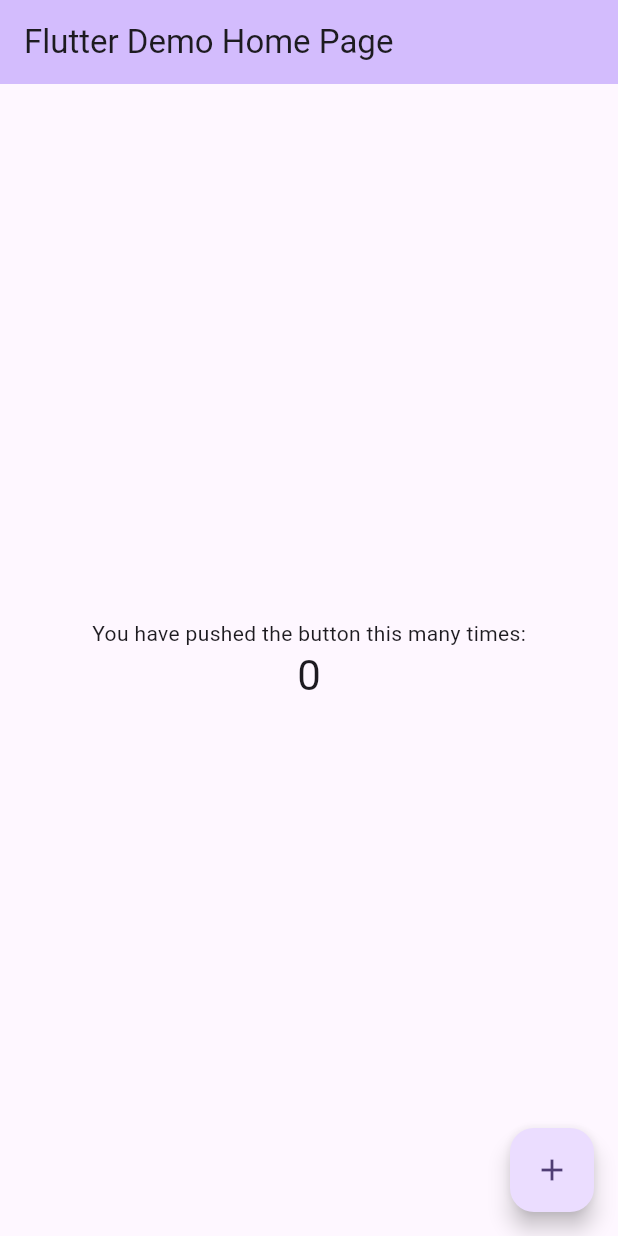
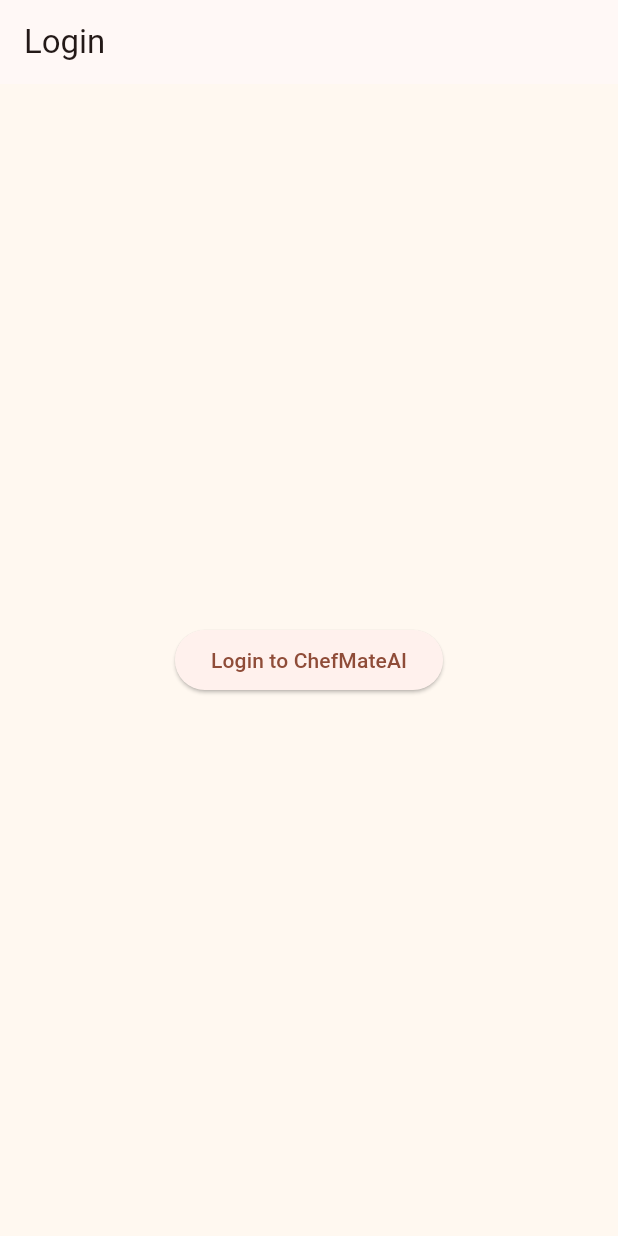
Before and after one commit to Tarunguduri/chefmateai-mobile, a Flutter app: the screen it shows after launch, on a phone screen of 412 x 824 dp. Run offline on Flutter 3.47's test engine with Material 3 defaults, Android fonts, the light colour scheme and no system bars.

Commit message:
added screen

```diff
--- a/lib/components/chefmate_button.dart
+++ b/lib/components/chefmate_button.dart
@@ -3,7 +3,7 @@
   final String label;
   final VoidCallback onPressed;
 
-  const ChefMateButton({required this.label, required this.onPressed});
+  const ChefMateButton({super.key, required this.label, required this.onPressed});
 
   @override
   Widget build(BuildContext context) {
--- a/lib/components/chefmate_input.dart
+++ b/lib/components/chefmate_input.dart
@@ -4,7 +4,7 @@
   final TextEditingController controller;
   final bool obscure;
 
-  const ChefMateInput({
+  const ChefMateInput({super.key,
     required this.hint,
     required this.controller,
     this.obscure = false,
--- a/lib/components/recipe_card.dart
+++ b/lib/components/recipe_card.dart
@@ -4,7 +4,7 @@
   final String title;
   final String calories;
 
-  const RecipeCard({required this.imageUrl, required this.title, required this.calories});
+  const RecipeCard({super.key, required this.imageUrl, required this.title, required this.calories});
 
   @override
   Widget build(BuildContext context) {
--- a/lib/main.dart
+++ b/lib/main.dart
@@ -1,122 +1,31 @@
 import 'package:flutter/material.dart';
+import 'screens/splash_screen.dart';
+import 'screens/login_screen.dart';
+import 'screens/dashboard_screen.dart';
 
 void main() {
-  runApp(const MyApp());
+  runApp(const ChefMateApp());
 }
 
-class MyApp extends StatelessWidget {
-  const MyApp({super.key});
+class ChefMateApp extends StatelessWidget {
+  const ChefMateApp({super.key});
 
-  // This widget is the root of your application.
   @override
   Widget build(BuildContext context) {
     return MaterialApp(
-      title: 'Flutter Demo',
+      title: 'ChefMateAI',
       theme: ThemeData(
-        // This is the theme of your application.
-        //
-        // TRY THIS: Try running your application with "flutter run". You'll see
-        // the application has a purple toolbar. Then, without quitting the app,
-        // try changing the seedColor in the colorScheme below to Colors.green
-        // and then invoke "hot reload" (save your changes or press the "hot
-        // reload" button in a Flutter-supported IDE, or press "r" if you used
-        // the command line to start the app).
-        //
-        // Notice that the counter didn't reset back to zero; the application
-        // state is not lost during the reload. To reset the state, use hot
-        // restart instead.
-        //
-        // This works for code too, not just values: Most code changes can be
-        // tested with just a hot reload.
-        colorScheme: ColorScheme.fromSeed(seedColor: Colors.deepPurple),
+        colorScheme: ColorScheme.fromSeed(seedColor: Colors.deepOrange),
+        scaffoldBackgroundColor: const Color(0xFFFFF8F0),
+        useMaterial3: true,
       ),
-      home: const MyHomePage(title: 'Flutter Demo Home Page'),
+      debugShowCheckedModeBanner: false,
+      initialRoute: '/',
+      routes: {
+        '/': (context) => const SplashScreen(),
+        '/login': (context) => const LoginScreen(),
+        '/dashboard': (context) => const DashboardScreen(),
+      },
     );
   }
 }
-
-class MyHomePage extends StatefulWidget {
-  const MyHomePage({super.key, required this.title});
-
-  // This widget is the home page of your application. It is stateful, meaning
-  // that it has a State object (defined below) that contains fields that affect
-  // how it looks.
-
-  // This class is the configuration for the state. It holds the values (in this
-  // case the title) provided by the parent (in this case the App widget) and
-  // used by the build method of the State. Fields in a Widget subclass are
-  // always marked "final".
-
-  final String title;
-
-  @override
-  State<MyHomePage> createState() => _MyHomePageState();
-}
-
-class _MyHomePageState extends State<MyHomePage> {
-  int _counter = 0;
-
-  void _incrementCounter() {
-    setState(() {
-      // This call to setState tells the Flutter framework that something has
-      // changed in this State, which causes it to rerun the build method below
-      // so that the display can reflect the updated values. If we changed
-      // _counter without calling setState(), then the build method would not be
-      // called again, and so nothing would appear to happen.
-      _counter++;
-    });
-  }
-
-  @override
-  Widget build(BuildContext context) {
-    // This method is rerun every time setState is called, for instance as done
-    // by the _incrementCounter method above.
-    //
-    // The Flutter framework has been optimized to make rerunning build methods
-    // fast, so that you can just rebuild anything that needs updating rather
-    // than having to individually change instances of widgets.
-    return Scaffold(
-      appBar: AppBar(
-        // TRY THIS: Try changing the color here to a specific color (to
-        // Colors.amber, perhaps?) and trigger a hot reload to see the AppBar
-        // change color while the other colors stay the same.
-        backgroundColor: Theme.of(context).colorScheme.inversePrimary,
-        // Here we take the value from the MyHomePage object that was created by
-        // the App.build method, and use it to set our appbar title.
-        title: Text(widget.title),
-      ),
-      body: Center(
-        // Center is a layout widget. It takes a single child and positions it
-        // in the middle of the parent.
-        child: Column(
-          // Column is also a layout widget. It takes a list of children and
-          // arranges them vertically. By default, it sizes itself to fit its
-          // children horizontally, and tries to be as tall as its parent.
-          //
-          // Column has various properties to control how it sizes itself and
-          // how it positions its children. Here we use mainAxisAlignment to
-          // center the children vertically; the main axis here is the vertical
-          // axis because Columns are vertical (the cross axis would be
-          // horizontal).
-          //
-          // TRY THIS: Invoke "debug painting" (choose the "Toggle Debug Paint"
-          // action in the IDE, or press "p" in the console), to see the
-          // wireframe for each widget.
-          mainAxisAlignment: MainAxisAlignment.center,
-          children: <Widget>[
-            const Text('You have pushed the button this many times:'),
-            Text(
-              '$_counter',
-              style: Theme.of(context).textTheme.headlineMedium,
-            ),
-          ],
-        ),
-      ),
-      floatingActionButton: FloatingActionButton(
-        onPressed: _incrementCounter,
-        tooltip: 'Increment',
-        child: const Icon(Icons.add),
-      ), // This trailing comma makes auto-formatting nicer for build methods.
-    );
-  }
-}
--- /dev/null
+++ b/lib/screens/dashboard_screen.dart
@@ -0,0 +1,18 @@
+import 'package:flutter/material.dart';
+
+class DashboardScreen extends StatelessWidget {
+  const DashboardScreen({super.key});
+
+  @override
+  Widget build(BuildContext context) {
+    return Scaffold(
+      appBar: AppBar(title: const Text('ChefMateAI Dashboard')),
+      body: Center(
+        child: Text(
+          'Welcome to ChefMateAI!',
+          style: Theme.of(context).textTheme.headlineMedium,
+        ),
+      ),
+    );
+  }
+}
--- /dev/null
+++ b/lib/screens/login_screen.dart
@@ -0,0 +1,20 @@
+import 'package:flutter/material.dart';
+
+class LoginScreen extends StatelessWidget {
+  const LoginScreen({super.key});
+
+  @override
+  Widget build(BuildContext context) {
+    return Scaffold(
+      appBar: AppBar(title: const Text('Login')),
+      body: Center(
+        child: ElevatedButton(
+          onPressed: () {
+            Navigator.pushReplacementNamed(context, '/dashboard');
+          },
+          child: const Text('Login to ChefMateAI'),
+        ),
+      ),
+    );
+  }
+}
```
Also changed, not shown: lib/screens/splash_screen.dart (added, +25 -0 lines).
